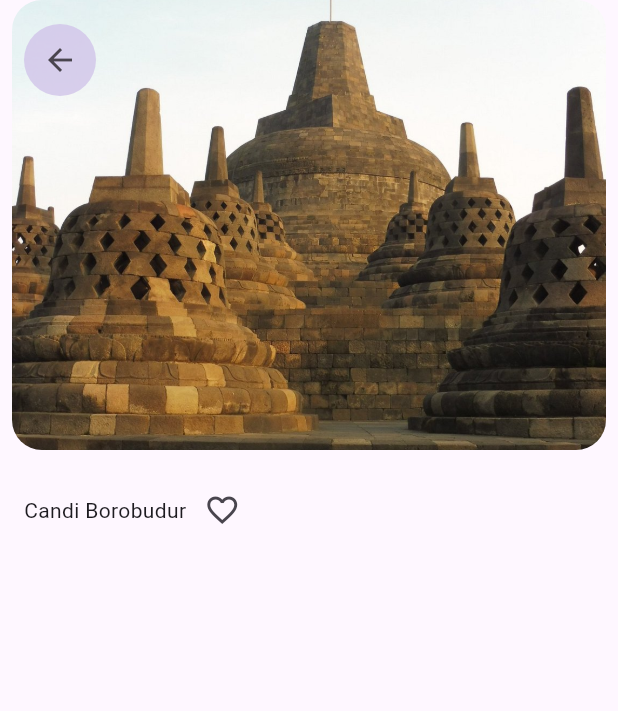
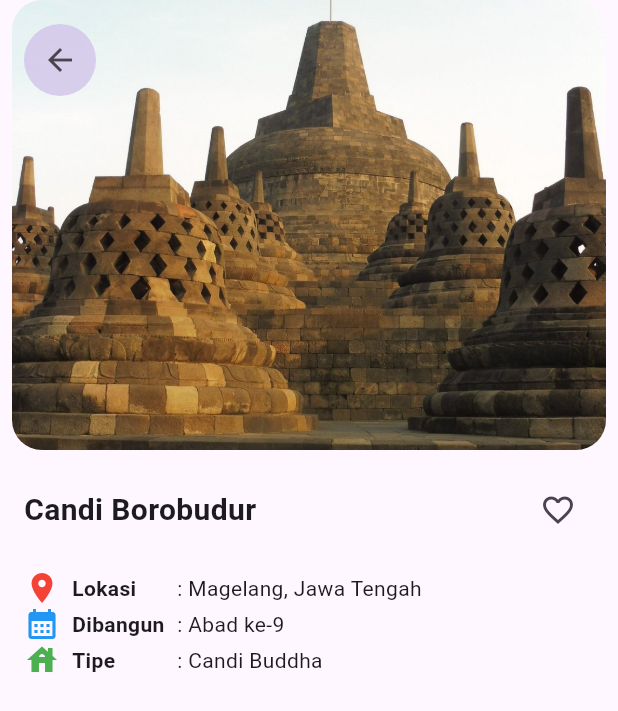
Before and after one commit to 2024-2025-Gasal-PABI-SI5B/project-wisata-candi-si5b-inayaYeltama, a Flutter app: the screen it shows after launch, on a phone screen of 412 x 824 dp. Shown: the top 711 px of the screen. Run offline on Flutter 3.47's test engine with Material 3 defaults, Android fonts, the phone set to English and light mode, and no system bars.

Commit message:
icon place, calendar, house done

```diff
--- a/candi/lib/screens/detail_screen.dart
+++ b/candi/lib/screens/detail_screen.dart
@@ -50,17 +50,78 @@ class DetailScreen extends StatelessWidget {
             padding: const EdgeInsets.symmetric(horizontal: 16),
             child: Column(
               children: [
-                // info atas
-                const SizedBox(height: 16,),
+                // Info atas
+                const SizedBox(height: 16),
                 Row(
-                  children:[
-                    Text(candi.name),
-                    IconButton(onPressed: (){},
-                     icon: const Icon(Icons.favorite_border)),
+                  mainAxisAlignment: MainAxisAlignment.spaceBetween,
+                  children: [
+                    Text(
+                      candi.name,
+                      style: const TextStyle(
+                        fontSize: 20,
+                        fontWeight: FontWeight.bold,
+                      ),
+                    ),
+                    IconButton(
+                      onPressed: () {},
+                      icon: const Icon(Icons.favorite_border),
+                    ),
                   ],
-                )
-                // info tengah
-                //info bawah)
+                ),
+                // Info tengah
+                const SizedBox(height: 16),
+                Row(
+                  children: [
+                    const Icon(
+                      Icons.place,
+                      color: Colors.red,
+                    ),
+                    const SizedBox(width: 8),
+                    const SizedBox(
+                      width: 70,
+                      child: Text(
+                        'Lokasi',
+                        style: TextStyle(fontWeight: FontWeight.bold),
+                      ),
+                    ),
+                    Text(': ${candi.location}'),
+                  ],
+                ),
+                // Info bawah
+                 Row(
+                  children: [
+                    const Icon(
+                      Icons.calendar_month,
+                      color: Colors.blue,
+                    ),
+                    const SizedBox(width: 8),
+                    const SizedBox(
+                      width: 70,
+                      child: Text(
+                        'Dibangun',
+                        style: TextStyle(fontWeight: FontWeight.bold),
+                      ),
+                    ),
+                    Text(': ${candi.built}'),
+                  ],
+                ),
+               Row(
+                  children: [
+                    const Icon(
+                      Icons.house,
+                      color: Colors.green,
+                    ),
+                    const SizedBox(width: 8),
+                    const SizedBox(
+                      width: 70,
+                      child: Text(
+                        'Tipe',
+                        style: TextStyle(fontWeight: FontWeight.bold),
+                      ),
+                    ),
+                    Text(': ${candi.type}'),
+                  ],
+                ),
               ],
             ),
           ),
```
